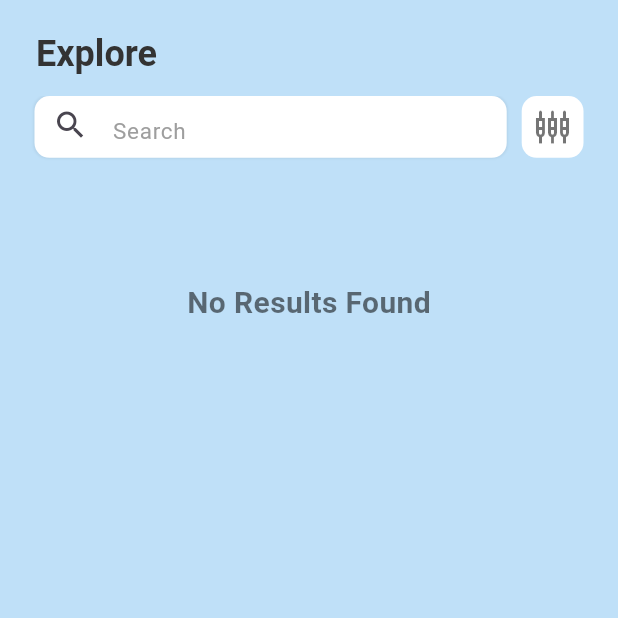
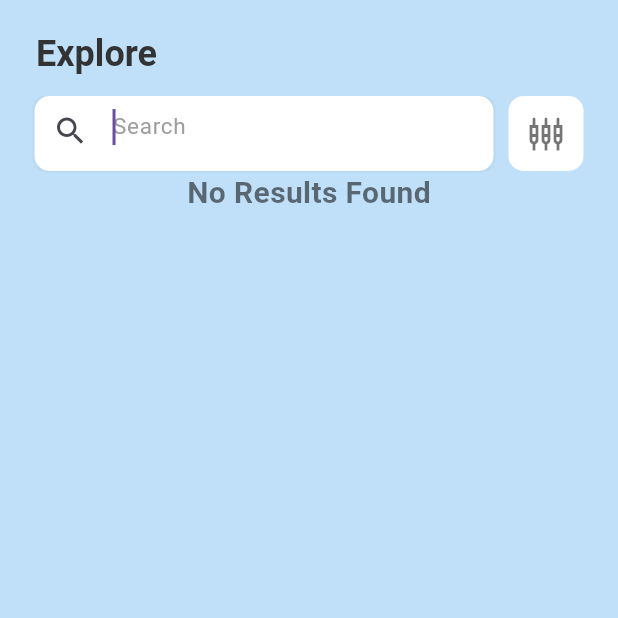
Before and after one commit to AnishaShende/Aerovania-1, a Flutter app: the screen it shows once a user with an empty profile is signed in, after a tap on the "search" icon, on a phone screen of 412 x 824 dp, the top half of it. Run offline on Flutter 3.47's test engine with Material 3 defaults, Android fonts, the light colour scheme and no system bars; our stand-ins replace another_flutter_splash_screen, badges, cached_network_image, carousel_slider, chewie, cloud_firestore and 14 more; missing offline and left inert: firebase_app_check, flutter_pdfview; accounts and stored records are empty.

Commit message:
bookmark fixed

```diff
--- a/lib/Pages/bottom navigation bar/search_page.dart
+++ b/lib/Pages/bottom navigation bar/search_page.dart
@@ -20,12 +20,12 @@ final lessonsFilterProvider = StateProvider<bool>((ref) => false);
 final priceFilterProvider = StateProvider<bool>((ref) => false);
 
 class SearchScreen extends ConsumerWidget {
-  const SearchScreen({Key? key}) : super(key: key);
+  SearchScreen({Key? key}) : super(key: key);
 
   @override
   Widget build(BuildContext context, WidgetRef ref) {
+    final _key = GlobalKey<ScaffoldState>();
     final scrollController = ScrollController();
-    final _key = GlobalKey<ScaffoldState>();
 
     return SafeArea(
       child: Scaffold(
@@ -45,9 +45,11 @@ class SearchScreen extends ConsumerWidget {
               SliverToBoxAdapter(
                 child: getSearchBox(context, ref),
               ),
-              SliverToBoxAdapter(
-                child: getCategories(context),
-              ),
+
+              // SliverToBoxAdapter(
+              //   child:
+              //   // getCategories(context),
+              // ),
               searchFunc(context, ref),
             ],
           ),
@@ -78,11 +80,8 @@ class SearchScreen extends ConsumerWidget {
         children: [
           Expanded(
             child: Container(
-              height: MediaQuery.of(context).size.height * .05,
-              width: MediaQuery.of(context).size.width * .65,
-              padding: const EdgeInsets.only(
-                bottom: 3,
-              ),
+              height: 50,
+              padding: const EdgeInsets.only(bottom: 3),
               decoration: BoxDecoration(
                 color: Colors.white,
                 borderRadius: BorderRadius.circular(10),
@@ -108,19 +107,18 @@ class SearchScreen extends ConsumerWidget {
                     fontSize: 15,
                   ),
                 ),
+                autofocus: true,
               ),
             ),
           ),
-          const SizedBox(
-            width: 10,
-          ),
+          const SizedBox(width: 10),
           InkWell(
             onTap: () {
               showFilterDialog(context, ref);
             },
             child: Container(
-              height: MediaQuery.of(context).size.height * .05,
-              width: MediaQuery.of(context).size.width * .1,
+              height: 50,
+              width: 50,
               padding: const EdgeInsets.all(5),
               decoration: BoxDecoration(
                 color: Colors.white,
@@ -131,7 +129,7 @@ class SearchScreen extends ConsumerWidget {
                 color: Colors.black54,
               ),
             ),
-          )
+          ),
         ],
       ),
     );
@@ -160,7 +158,10 @@ class SearchScreen extends ConsumerWidget {
                           .map<DropdownMenuItem<String>>((String value) {
                         return DropdownMenuItem<String>(
                           value: value,
-                          child: Text(value),
+                          child: Text(
+                            value,
+                            style: TextStyle(fontWeight: FontWeight.normal),
+                          ),
                         );
                       }).toList(),
                       onChanged: (String? newValue) {
@@ -169,7 +170,8 @@ class SearchScreen extends ConsumerWidget {
                         });
                       },
                     ),
-                    Divider(height: 20, thickness: 1),
+                    SizedBox(height: 10),
+                    // Divider(height: 20, thickness: 1),
                     Text('Sort by:'),
                     SizedBox(height: 10),
                     RadioListTile<SortBy>(
@@ -226,47 +228,44 @@ class SearchScreen extends ConsumerWidget {
   }
 }
 
-Widget getCategories(BuildContext context) {
-  return Container(
-    height: MediaQuery.of(context).size.height * .1,
-    width: MediaQuery.of(context).size.width * 1,
-    child: SingleChildScrollView(
-      padding: const EdgeInsets.only(left: 15, top: 10, bottom: 15),
-      scrollDirection: Axis.horizontal,
-      child: StreamBuilder<QuerySnapshot>(
-        stream: FirebaseFirestore.instance.collection('categories').snapshots(),
-        builder: (context, snapshot) {
-          if (snapshot.connectionState == ConnectionState.waiting) {
-            return CircularProgressIndicator();
-          }
-          if (!snapshot.hasData || snapshot.hasError) {
-            return Text('Error fetching categories');
-          }
+// Widget getCategories(BuildContext context) {
+//   return Container(
+//     height: MediaQuery.of(context).size.height * 0.1,
+//     width: MediaQuery.of(context).size.width,
+//     child: SingleChildScrollView(
+//       padding: const EdgeInsets.only(left: 15, top: 10, bottom: 15),
+//       scrollDirection: Axis.horizontal,
+//       child: StreamBuilder<QuerySnapshot>(
+//         stream: FirebaseFirestore.instance.collection('categories').snapshots(),
+//         builder: (context, snapshot) {
+//           if (snapshot.connectionState == ConnectionState.waiting) {
+//             return CircularProgressIndicator();
+//           }
+//           if (!snapshot.hasData || snapshot.hasError) {
+//             return Text('Error fetching categories');
+//           }
 
-          // Convert snapshot data into a list of categories
-          List<DocumentSnapshot> categories = snapshot.data!.docs;
+//           // Convert snapshot data into a list of categories
+//           List<DocumentSnapshot> categories = snapshot.data!.docs;
 
-          return Row(
-            children: List.generate(
-              categories.length,
-              (index) {
-                final category =
-                    categories[index].data() as Map<String, dynamic>;
-                return CategoryItems(
-                  onTap: () {},
-                  data: category,
-                );
-              },
-            ).toList(),
-          );
-        },
-      ),
-    ),
-    // },
-  );
-  //   ),
-  // );
-}
+//           return Row(
+//             children: List.generate(
+//               categories.length,
+//               (index) {
+//                 final category =
+//                     categories[index].data() as Map<String, dynamic>;
+//                 return CategoryItems(
+//                   onTap: () {},
+//                   data: category,
+//                 );
+//               },
+//             ).toList(),
+//           );
+//         },
+//       ),
+//     ),
+//   );
+// }
 
 Widget searchFunc(BuildContext context, WidgetRef ref) {
   return FutureBuilder<QuerySnapshot>(
@@ -349,33 +348,34 @@ int compareCoursePrice(
     Map<String, dynamic> a, Map<String, dynamic> b, SortBy sortBy) {
   final courseA = Course.fromMap(a);
   final courseB = Course.fromMap(b);
-
-  return double.parse(courseA.price.substring(2))
+  final comparison = double.parse(courseA.price.substring(2))
       .compareTo(double.parse(courseB.price.substring(2)));
+  return sortBy == SortBy.lowToHigh ? comparison : -comparison;
 }
 
 int compareCourseReview(
     Map<String, dynamic> a, Map<String, dynamic> b, SortBy sortBy) {
   final courseA = Course.fromMap(a);
   final courseB = Course.fromMap(b);
-
-  return double.parse(courseB.review).compareTo(double.parse(courseA.review));
+  final comparison =
+      double.parse(courseB.review).compareTo(double.parse(courseA.review));
+  return sortBy == SortBy.lowToHigh ? -comparison : comparison;
 }
 
 int compareCourseDuration(
     Map<String, dynamic> a, Map<String, dynamic> b, SortBy sortBy) {
   final courseA = Course.fromMap(a);
   final courseB = Course.fromMap(b);
-
-  return int.parse(courseA.duration.split(' ')[0])
+  final comparison = int.parse(courseA.duration.split(' ')[0])
       .compareTo(int.parse(courseB.duration.split(' ')[0]));
+  return sortBy == SortBy.lowToHigh ? comparison : -comparison;
 }
 
 int compareCourseSession(
     Map<String, dynamic> a, Map<String, dynamic> b, SortBy sortBy) {
   final courseA = Course.fromMap(a);
   final courseB = Course.fromMap(b);
-
-  return int.parse(courseA.session.split(' ')[0])
+  final comparison = int.parse(courseA.session.split(' ')[0])
       .compareTo(int.parse(courseB.session.split(' ')[0]));
+  return sortBy == SortBy.lowToHigh ? comparison : -comparison;
 }
--- a/lib/Pages/lists/all_categories.dart
+++ b/lib/Pages/lists/all_categories.dart
@@ -95,7 +95,7 @@ class _AllCategoriesState extends State<AllCategories> {
                     child: ListTile(
                       minVerticalPadding:
                           MediaQuery.of(context).size.height * .05,
-                      leading: Image.network(
+                      leading: Image.asset(
                         category["icon"],
                         height: MediaQuery.of(context).size.height * .1,
                         width: MediaQuery.of(context).size.width * .1,
--- a/lib/Pages/lists/recommended_courses.dart
+++ b/lib/Pages/lists/recommended_courses.dart
@@ -33,7 +33,7 @@ class _RecommendedCoursesState extends State<RecommendedCourses> {
 
     // Fetch each recommended course
     for (var doc in recommendSnapshot.docs) {
-      String courseId = doc['courseId'];
+      String courseId = doc['CourseId'];
       DocumentSnapshot courseSnapshot = await FirebaseFirestore.instance
           .collection('courses')
           .doc(courseId)
--- a/lib/Pages/side navigation bar/home_screen.dart
+++ b/lib/Pages/side navigation bar/home_screen.dart
@@ -285,6 +285,32 @@ class _HomeScreenState extends State<HomeScreen> {
         }
 
         List<DocumentSnapshot> features = snapshot.data!.docs;
+        List<String> courseIds = features
+            .map((doc) =>
+                (doc.data() as Map<String, dynamic>)['CourseId'] as String)
+            .toList();
+
+        return FutureBuilder<List<DocumentSnapshot>>(
+          future: Future.wait(courseIds.map((courseId) {
+            return FirebaseFirestore.instance
+                .collection('courses')
+                .doc(courseId)
+                .get();
+          }).toList()),
+          builder: (context, courseSnapshot) {
+            if (courseSnapshot.hasError) {
+              return Text('Error: ${courseSnapshot.error}');
+            }
+
+            if (courseSnapshot.connectionState == ConnectionState.waiting) {
+              return Center(child: CircularProgressIndicator());
+            }
+
+            List<DocumentSnapshot> courseDocs = courseSnapshot.data!;
+            List<Map<String, dynamic>> courseData = courseDocs
+                .where((doc) => doc.exists)
+                .map((doc) => doc.data() as Map<String, dynamic>)
+                .toList();
 
             return CarouselSlider(
               options: CarouselOptions(
@@ -294,18 +320,26 @@ class _HomeScreenState extends State<HomeScreen> {
                 viewportFraction: .75,
               ),
               items: List.generate(
-            features.length,
+                courseData.length,
                 (index) => FeatureItem(
-              data: features[index].data() as Map<String, dynamic>,
-              onTap: () {
-                Course courseD = Course.fromMap(
-                    features[index].data() as Map<String, dynamic>);
+                  data: courseData[index],
+                  onTap: () async {
+                    var course = courseData[index];
+                    if (course != null) {
+                      Course courseD = Course.fromMap(course);
                       Navigator.of(context).push(MaterialPageRoute(
                         builder: (context) => CourseDetails(course: courseD),
                       ));
+                    } else {
+                      ScaffoldMessenger.of(context).showSnackBar(
+                        SnackBar(content: Text('Course not found')),
+                      );
+                    }
                   },
                 ),
               ),
+            );
+          },
         );
       },
     );
@@ -323,30 +357,66 @@ class _HomeScreenState extends State<HomeScreen> {
           return Text('Error fetching recommended items');
         }
 
-          List<DocumentSnapshot> recommends = snapshot.data!.docs;
+        // Assuming 'recommends' collection documents have a field 'CourseId'
+        List<String> courseIds = snapshot.data!.docs
+            .map((doc) =>
+                (doc.data() as Map<String, dynamic>)['CourseId'] as String)
+            .toList();
+
+        return FutureBuilder<List<DocumentSnapshot>>(
+          future: Future.wait(courseIds.map((courseId) {
+            return FirebaseFirestore.instance
+                .collection('courses')
+                .doc(courseId)
+                .get();
+          }).toList()),
+          builder: (context, courseSnapshot) {
+            if (courseSnapshot.hasError) {
+              return Text('Error: ${courseSnapshot.error}');
+            }
+
+            if (courseSnapshot.connectionState == ConnectionState.waiting) {
+              return Center(child: CircularProgressIndicator());
+            }
+
+            List<DocumentSnapshot> courseDocs = courseSnapshot.data!;
+            List<Map<String, dynamic>> courseData = courseDocs
+                .where((doc) => doc.exists)
+                .map((doc) => doc.data() as Map<String, dynamic>)
+                .toList();
 
             return SingleChildScrollView(
               padding: const EdgeInsets.fromLTRB(15, 5, 0, 5),
               scrollDirection: Axis.horizontal,
               child: Row(
                 children: List.generate(
-                recommends.length,
+                  courseData.length,
                   (index) => Padding(
                     padding: const EdgeInsets.only(right: 10),
                     child: RecommendItem(
-                    data: recommends[index].data() as Map<String, dynamic>,
-                    onTap: () {
-                      Course courseD = Course.fromMap(
-                          recommends[index].data() as Map<String, dynamic>);
+                      data: courseData[index],
+                      onTap: () async {
+                        var course = courseData[index];
+                        if (course != null) {
+                          Course courseD = Course.fromMap(course);
                           Navigator.of(context).push(MaterialPageRoute(
-                        builder: (context) => CourseDetails(course: courseD),
+                            builder: (context) =>
+                                CourseDetails(course: courseD),
                           ));
+                        } else {
+                          ScaffoldMessenger.of(context).showSnackBar(
+                            SnackBar(content: Text('Course not found')),
+                          );
+                        }
                       },
                     ),
                   ),
                 ),
               ),
             );
-        });
+          },
+        );
+      },
+    );
   }
 }
--- a/lib/components/bookmark_box.dart
+++ b/lib/components/bookmark_box.dart
@@ -14,9 +14,11 @@ class BookmarkBox extends ConsumerStatefulWidget {
 class _BookmarkBoxState extends ConsumerState<BookmarkBox> {
   @override
   Widget build(BuildContext context) {
+    final favorites = ref.watch(favoriteProvider);
+    final isFavorited = favorites.contains(widget.course);
     return IconButton(
       icon: Icon(
-        widget.course.isFavorited ? Icons.bookmark : Icons.bookmark_border,
+        isFavorited ? Icons.bookmark : Icons.bookmark_border,
       ),
       onPressed: () {
         final wasAdded =
```
Also changed, not shown: lib/Pages/bottom navigation bar/favorite_page.dart (+12 -11 lines), lib/Pages/lists/filtered_list.dart (+9 -10 lines), lib/providers/favorite_provider.dart (+27 -1 lines), lib/services/helper/firebase_services.dart (+32 -0 lines), 1 other file. Lines whose indentation alone changed are shown as unchanged.
